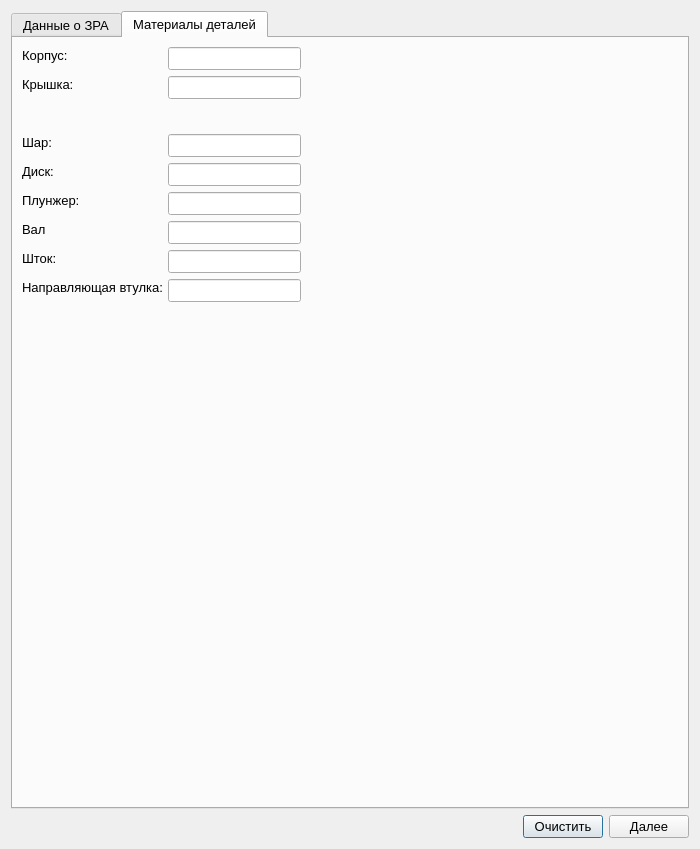
The window that ValveWindow.ui (Rekvim/MpiSdk) describes before a commit, drawn with Qt 5.
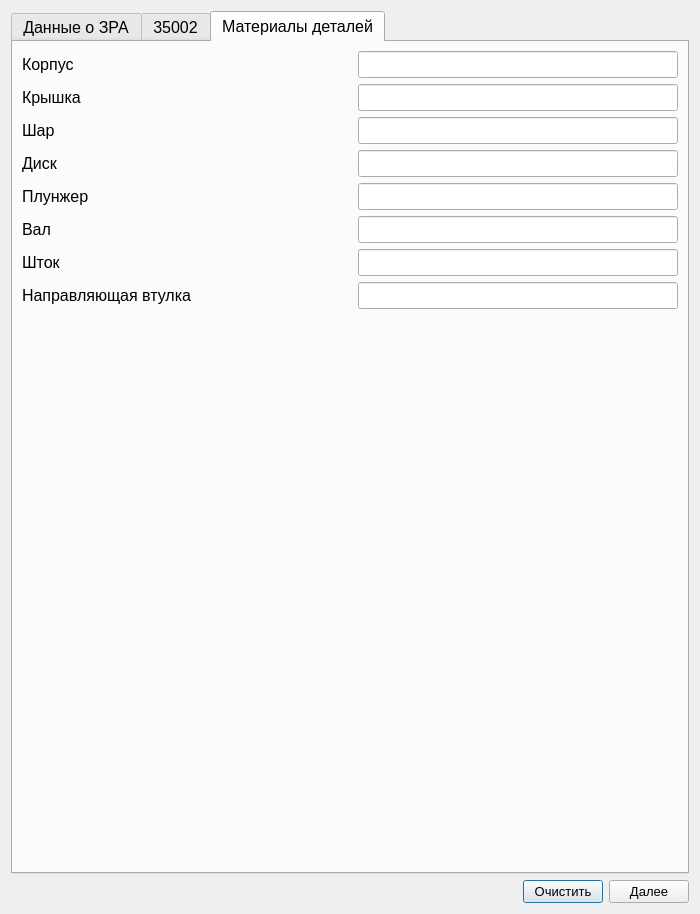
The same window after the commit. The open tabs and pages were chosen to show the change.

Patch:
```diff
--- a/ValveWindow.ui
+++ b/ValveWindow.ui
@@ -7,7 +7,7 @@
     <x>0</x>
     <y>0</y>
     <width>700</width>
-    <height>849</height>
+    <height>914</height>
    </rect>
   </property>
   <property name="font">
@@ -21,6 +21,11 @@
   <layout class="QVBoxLayout" name="verticalLayout">
    <item>
     <widget class="QTabWidget" name="tabWidget_Data">
+     <property name="font">
+      <font>
+       <pointsize>12</pointsize>
+      </font>
+     </property>
      <property name="currentIndex">
       <number>0</number>
      </property>
@@ -563,7 +568,7 @@
         </layout>
        </item>
        <item>
-        <layout class="QHBoxLayout" name="horizontalLayout_15">
+        <layout class="QHBoxLayout" name="horizontalLayout_safePosition">
          <property name="spacing">
           <number>15</number>
          </property>
@@ -890,194 +895,436 @@
        </item>
       </layout>
      </widget>
+     <widget class="QWidget" name="tab">
+      <attribute name="title">
+       <string>35002</string>
+      </attribute>
+      <layout class="QVBoxLayout" name="verticalLayout_4">
+       <item>
+        <layout class="QHBoxLayout" name="horizontalLayout_23">
+         <property name="spacing">
+          <number>15</number>
+         </property>
+         <item>
+          <widget class="QLabel" name="label_plunger">
+           <property name="sizePolicy">
+            <sizepolicy hsizetype="Expanding" vsizetype="Preferred">
+             <horstretch>0</horstretch>
+             <verstretch>0</verstretch>
+            </sizepolicy>
+           </property>
+           <property name="text">
+            <string>Плунжер</string>
+           </property>
+          </widget>
+         </item>
+         <item>
+          <widget class="QLineEdit" name="lineEdit_plunger"/>
+         </item>
+        </layout>
+       </item>
+       <item>
+        <layout class="QHBoxLayout" name="horizontalLayout_24">
+         <property name="spacing">
+          <number>15</number>
+         </property>
+         <item>
+          <widget class="QLabel" name="label_saddle">
+           <property name="sizePolicy">
+            <sizepolicy hsizetype="Expanding" vsizetype="Preferred">
+             <horstretch>0</horstretch>
+             <verstretch>0</verstretch>
+            </sizepolicy>
+           </property>
+           <property name="text">
+            <string>Седло</string>
+           </property>
+          </widget>
+         </item>
+         <item>
+          <widget class="QLineEdit" name="lineEdit_saddle"/>
+         </item>
+        </layout>
+       </item>
+       <item>
+        <layout class="QHBoxLayout" name="horizontalLayout_25">
+         <property name="spacing">
+          <number>15</number>
+         </property>
+         <item>
+          <widget class="QLabel" name="label_bushing">
+           <property name="sizePolicy">
+            <sizepolicy hsizetype="Expanding" vsizetype="Preferred">
+             <horstretch>0</horstretch>
+             <verstretch>0</verstretch>
+            </sizepolicy>
+           </property>
+           <property name="text">
+            <string>Втулка</string>
+           </property>
+          </widget>
+         </item>
+         <item>
+          <widget class="QLineEdit" name="lineEdit_bushing"/>
+         </item>
+        </layout>
+       </item>
+       <item>
+        <layout class="QHBoxLayout" name="horizontalLayout_26">
+         <property name="spacing">
+          <number>15</number>
+         </property>
+         <item>
+          <widget class="QLabel" name="label_oRing">
+           <property name="sizePolicy">
+            <sizepolicy hsizetype="Expanding" vsizetype="Preferred">
+             <horstretch>0</horstretch>
+             <verstretch>0</verstretch>
+            </sizepolicy>
+           </property>
+           <property name="text">
+            <string>Уплотнительное кольцо O-ring</string>
+           </property>
+          </widget>
+         </item>
+         <item>
+          <widget class="QLineEdit" name="lineEdit_oRing"/>
+         </item>
+        </layout>
+       </item>
+       <item>
+        <layout class="QHBoxLayout" name="horizontalLayout_28">
+         <property name="spacing">
+          <number>15</number>
+         </property>
+         <item>
+          <widget class="QLabel" name="label_stuffingBoxSeal">
+           <property name="sizePolicy">
+            <sizepolicy hsizetype="Expanding" vsizetype="Preferred">
+             <horstretch>0</horstretch>
+             <verstretch>0</verstretch>
+            </sizepolicy>
+           </property>
+           <property name="text">
+            <string>Сальниковое уплотнение</string>
+           </property>
+          </widget>
+         </item>
+         <item>
+          <widget class="QLineEdit" name="lineEdit_stuffingSeal"/>
+         </item>
+        </layout>
+       </item>
+       <item>
+        <layout class="QHBoxLayout" name="horizontalLayout_27">
+         <property name="spacing">
+          <number>15</number>
+         </property>
+         <item>
+          <widget class="QLabel" name="label_driveDiaphragm">
+           <property name="sizePolicy">
+            <sizepolicy hsizetype="Expanding" vsizetype="Preferred">
+             <horstretch>0</horstretch>
+             <verstretch>0</verstretch>
+            </sizepolicy>
+           </property>
+           <property name="text">
+            <string>Мембрана привода</string>
+           </property>
+          </widget>
+         </item>
+         <item>
+          <widget class="QLineEdit" name="lineEdit_diaphragm"/>
+         </item>
+        </layout>
+       </item>
+       <item>
+        <layout class="QHBoxLayout" name="horizontalLayout_29">
+         <property name="spacing">
+          <number>15</number>
+         </property>
+         <item>
+          <widget class="QLabel" name="label_setOfCovers">
+           <property name="sizePolicy">
+            <sizepolicy hsizetype="Expanding" vsizetype="Preferred">
+             <horstretch>0</horstretch>
+             <verstretch>0</verstretch>
+            </sizepolicy>
+           </property>
+           <property name="text">
+            <string>Комплект крышек</string>
+           </property>
+          </widget>
+         </item>
+         <item>
+          <widget class="QLineEdit" name="lineEdit_covers"/>
+         </item>
+        </layout>
+       </item>
+       <item>
+        <layout class="QHBoxLayout" name="horizontalLayout_30">
+         <property name="spacing">
+          <number>15</number>
+         </property>
+         <item>
+          <widget class="QLabel" name="label_shaft">
+           <property name="sizePolicy">
+            <sizepolicy hsizetype="Expanding" vsizetype="Preferred">
+             <horstretch>0</horstretch>
+             <verstretch>0</verstretch>
+            </sizepolicy>
+           </property>
+           <property name="text">
+            <string>Вал</string>
+           </property>
+          </widget>
+         </item>
+         <item>
+          <widget class="QLineEdit" name="lineEdit_shaft"/>
+         </item>
+        </layout>
+       </item>
+       <item>
+        <layout class="QHBoxLayout" name="horizontalLayout_31">
+         <property name="spacing">
+          <number>15</number>
+         </property>
+         <item>
+          <widget class="QLabel" name="label_saddleLock">
+           <property name="sizePolicy">
+            <sizepolicy hsizetype="Expanding" vsizetype="Preferred">
+             <horstretch>0</horstretch>
+             <verstretch>0</verstretch>
+            </sizepolicy>
+           </property>
+           <property name="text">
+            <string>Фиксатор седла</string>
+           </property>
+          </widget>
+         </item>
+         <item>
+          <widget class="QLineEdit" name="lineEdit_saddleLock"/>
+         </item>
+        </layout>
+       </item>
+       <item>
+        <spacer name="verticalSpacer_3">
+         <property name="orientation">
+          <enum>Qt::Orientation::Vertical</enum>
+         </property>
+         <property name="sizeHint" stdset="0">
+          <size>
+           <width>20</width>
+           <height>40</height>
+          </size>
+         </property>
+        </spacer>
+       </item>
+      </layout>
+     </widget>
      <widget class="QWidget" name="tab_materials">
       <attribute name="title">
        <string>Материалы деталей</string>
       </attribute>
-      <widget class="QLabel" name="label_23">
-       <property name="geometry">
-        <rect>
-         <x>9</x>
-         <y>9</y>
-         <width>46</width>
-         <height>17</height>
-        </rect>
-       </property>
-       <property name="text">
-        <string>Корпус:</string>
-       </property>
-      </widget>
-      <widget class="QLineEdit" name="lineEdit_material_1">
-       <property name="geometry">
-        <rect>
-         <x>155</x>
-         <y>9</y>
-         <width>133</width>
-         <height>23</height>
-        </rect>
-       </property>
-      </widget>
-      <widget class="QLabel" name="label_24">
-       <property name="geometry">
-        <rect>
-         <x>9</x>
-         <y>38</y>
-         <width>52</width>
-         <height>17</height>
-        </rect>
-       </property>
-       <property name="text">
-        <string>Крышка:</string>
-       </property>
-      </widget>
-      <widget class="QLineEdit" name="lineEdit_material_2">
-       <property name="geometry">
-        <rect>
-         <x>155</x>
-         <y>38</y>
-         <width>133</width>
-         <height>23</height>
-        </rect>
-       </property>
-      </widget>
-      <widget class="QLabel" name="label_26">
-       <property name="geometry">
-        <rect>
-         <x>9</x>
-         <y>96</y>
-         <width>31</width>
-         <height>17</height>
-        </rect>
-       </property>
-       <property name="text">
-        <string>Шар:</string>
-       </property>
-      </widget>
-      <widget class="QLineEdit" name="lineEdit_material_4">
-       <property name="geometry">
-        <rect>
-         <x>155</x>
-         <y>96</y>
-         <width>133</width>
-         <height>23</height>
-        </rect>
-       </property>
-      </widget>
-      <widget class="QLabel" name="label_27">
-       <property name="geometry">
-        <rect>
-         <x>9</x>
-         <y>125</y>
-         <width>31</width>
-         <height>17</height>
-        </rect>
-       </property>
-       <property name="text">
-        <string>Диск:</string>
-       </property>
-      </widget>
-      <widget class="QLineEdit" name="lineEdit_material_5">
-       <property name="geometry">
-        <rect>
-         <x>155</x>
-         <y>125</y>
-         <width>133</width>
-         <height>23</height>
-        </rect>
-       </property>
-      </widget>
-      <widget class="QLabel" name="label_28">
-       <property name="geometry">
-        <rect>
-         <x>9</x>
-         <y>154</y>
-         <width>56</width>
-         <height>17</height>
-        </rect>
-       </property>
-       <property name="text">
-        <string>Плунжер:</string>
-       </property>
-      </widget>
-      <widget class="QLineEdit" name="lineEdit_material_6">
-       <property name="geometry">
-        <rect>
-         <x>155</x>
-         <y>154</y>
-         <width>133</width>
-         <height>23</height>
-        </rect>
-       </property>
-      </widget>
-      <widget class="QLabel" name="label_29">
-       <property name="geometry">
-        <rect>
-         <x>9</x>
-         <y>183</y>
-         <width>24</width>
-         <height>17</height>
-        </rect>
-       </property>
-       <property name="text">
-        <string>Вал:</string>
-       </property>
-      </widget>
-      <widget class="QLineEdit" name="lineEdit_material_7">
-       <property name="geometry">
-        <rect>
-         <x>155</x>
-         <y>183</y>
-         <width>133</width>
-         <height>23</height>
-        </rect>
-       </property>
-      </widget>
-      <widget class="QLabel" name="label_30">
-       <property name="geometry">
-        <rect>
-         <x>9</x>
-         <y>212</y>
-         <width>35</width>
-         <height>17</height>
-        </rect>
-       </property>
-       <property name="text">
-        <string>Шток:</string>
-       </property>
-      </widget>
-      <widget class="QLineEdit" name="lineEdit_material_8">
-       <property name="geometry">
-        <rect>
-         <x>155</x>
-         <y>212</y>
-         <width>133</width>
-         <height>23</height>
-        </rect>
-       </property>
-      </widget>
-      <widget class="QLabel" name="label_31">
-       <property name="geometry">
-        <rect>
-         <x>9</x>
-         <y>241</y>
-         <width>140</width>
-         <height>17</height>
-        </rect>
-       </property>
-       <property name="text">
-        <string>Направляющая втулка:</string>
-       </property>
-      </widget>
-      <widget class="QLineEdit" name="lineEdit_material_9">
-       <property name="geometry">
-        <rect>
-         <x>155</x>
-         <y>241</y>
-         <width>133</width>
-         <height>23</height>
-        </rect>
-       </property>
-      </widget>
+      <layout class="QVBoxLayout" name="verticalLayout_3">
+       <item>
+        <layout class="QHBoxLayout" name="horizontalLayout_2">
+         <property name="spacing">
+          <number>15</number>
+         </property>
+         <item>
+          <widget class="QLabel" name="label_23">
+           <property name="sizePolicy">
+            <sizepolicy hsizetype="Expanding" vsizetype="Preferred">
+             <horstretch>0</horstretch>
+             <verstretch>0</verstretch>
+            </sizepolicy>
+           </property>
+           <property name="text">
+            <string>Корпус</string>
+           </property>
+          </widget>
+         </item>
+         <item>
+          <widget class="QLineEdit" name="lineEdit_materialCorpus"/>
+         </item>
+        </layout>
+       </item>
+       <item>
+        <layout class="QHBoxLayout" name="horizontalLayout_3">
+         <property name="spacing">
+          <number>15</number>
+         </property>
+         <item>
+          <widget class="QLabel" name="label_24">
+           <property name="sizePolicy">
+            <sizepolicy hsizetype="Expanding" vsizetype="Preferred">
+             <horstretch>0</horstretch>
+             <verstretch>0</verstretch>
+            </sizepolicy>
+           </property>
+           <property name="text">
+            <string>Крышка</string>
+           </property>
+          </widget>
+         </item>
+         <item>
+          <widget class="QLineEdit" name="lineEdit_materialCap"/>
+         </item>
+        </layout>
+       </item>
+       <item>
+        <layout class="QHBoxLayout" name="horizontalLayout_7">
+         <property name="spacing">
+          <number>15</number>
+         </property>
+         <item>
+          <widget class="QLabel" name="label_26">
+           <property name="sizePolicy">
+            <sizepolicy hsizetype="Expanding" vsizetype="Preferred">
+             <horstretch>0</horstretch>
+             <verstretch>0</verstretch>
+            </sizepolicy>
+           </property>
+           <property name="text">
+            <string>Шар</string>
+           </property>
+          </widget>
+         </item>
+         <item>
+          <widget class="QLineEdit" name="lineEdit_materialBall"/>
+         </item>
+        </layout>
+       </item>
+       <item>
+        <layout class="QHBoxLayout" name="horizontalLayout_9">
+         <property name="spacing">
+          <number>15</number>
+         </property>
+         <item>
+          <widget class="QLabel" name="label_27">
+           <property name="sizePolicy">
+            <sizepolicy hsizetype="Expanding" vsizetype="Preferred">
+             <horstretch>0</horstretch>
+             <verstretch>0</verstretch>
+            </sizepolicy>
+           </property>
+           <property name="text">
+            <string>Диск</string>
+           </property>
+          </widget>
+         </item>
+         <item>
+          <widget class="QLineEdit" name="lineEdit_materialDisk"/>
+         </item>
+        </layout>
+       </item>
+       <item>
+        <layout class="QHBoxLayout" name="horizontalLayout_10">
+         <property name="spacing">
+          <number>15</number>
+         </property>
+         <item>
+          <widget class="QLabel" name="label_28">
+           <property name="sizePolicy">
+            <sizepolicy hsizetype="Expanding" vsizetype="Preferred">
+             <horstretch>0</horstretch>
+             <verstretch>0</verstretch>
+            </sizepolicy>
+           </property>
+           <property name="text">
+            <string>Плунжер</string>
+           </property>
+          </widget>
+         </item>
+         <item>
+          <widget class="QLineEdit" name="lineEdit_materialPlunger"/>
+         </item>
+        </layout>
+       </item>
+       <item>
+        <layout class="QHBoxLayout" name="horizontalLayout_15">
+         <property name="spacing">
+          <number>15</number>
+         </property>
+         <item>
+          <widget class="QLabel" name="label_29">
+           <property name="sizePolicy">
+            <sizepolicy hsizetype="Expanding" vsizetype="Preferred">
+             <horstretch>0</horstretch>
+             <verstretch>0</verstretch>
+            </sizepolicy>
+           </property>
+           <property name="text">
+            <string>Вал</string>
+           </property>
+          </widget>
+         </item>
+         <item>
+          <widget class="QLineEdit" name="lineEdit_materialShaft"/>
+         </item>
+        </layout>
+       </item>
+       <item>
+        <layout class="QHBoxLayout" name="horizontalLayout_19">
+         <property name="spacing">
+          <number>15</number>
+         </property>
+         <item>
+          <widget class="QLabel" name="label_30">
+           <property name="sizePolicy">
+            <sizepolicy hsizetype="Expanding" vsizetype="Preferred">
+             <horstretch>0</horstretch>
+             <verstretch>0</verstretch>
+            </sizepolicy>
+           </property>
+           <property name="text">
+            <string>Шток</string>
+           </property>
+          </widget>
+         </item>
+         <item>
+          <widget class="QLineEdit" name="lineEdit_materialStock"/>
+         </item>
+        </layout>
+       </item>
+       <item>
+        <layout class="QHBoxLayout" name="horizontalLayout_21">
+         <property name="spacing">
+          <number>15</number>
+         </property>
+         <item>
+          <widget class="QLabel" name="label_31">
+           <property name="sizePolicy">
+            <sizepolicy hsizetype="Expanding" vsizetype="Preferred">
+             <horstretch>0</horstretch>
+             <verstretch>0</verstretch>
+            </sizepolicy>
+           </property>
+           <property name="text">
+            <string>Направляющая втулка</string>
+           </property>
+          </widget>
+         </item>
+         <item>
+          <widget class="QLineEdit" name="lineEdit_materialGuideSleeve"/>
+         </item>
+        </layout>
+       </item>
+       <item>
+        <spacer name="verticalSpacer_2">
+         <property name="orientation">
+          <enum>Qt::Orientation::Vertical</enum>
+         </property>
+         <property name="sizeHint" stdset="0">
+          <size>
+           <width>20</width>
+           <height>40</height>
+          </size>
+         </property>
+        </spacer>
+       </item>
+      </layout>
      </widget>
     </widget>
    </item>
```
Left out of the diff: 272 changed lines with no effect on the pictures.
